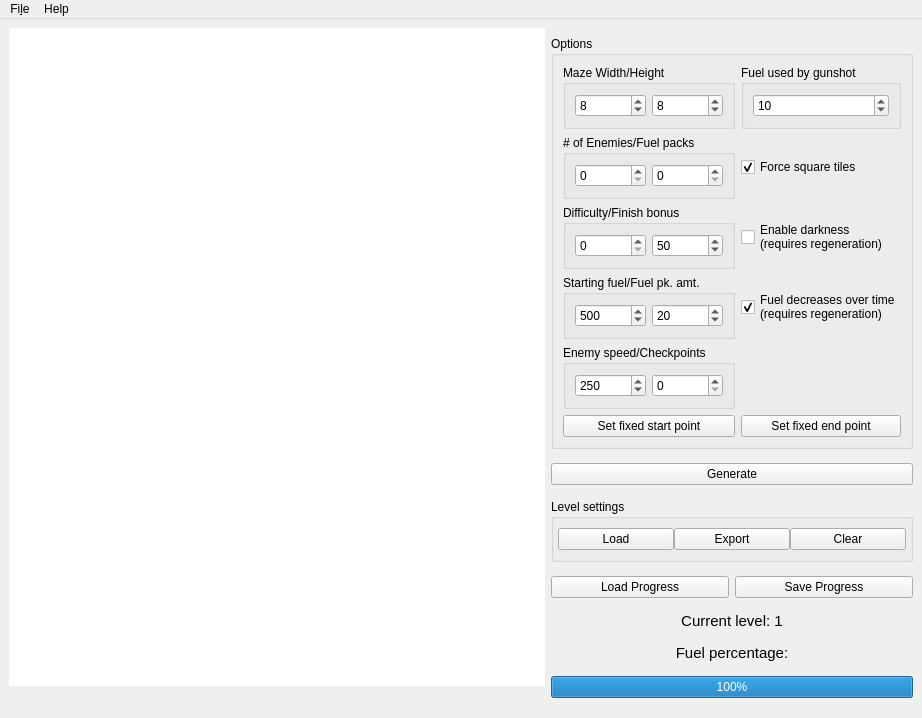
Before: the Qt Designer form mazegame.ui in GLolol/trulyamazed, drawn with Qt 5.
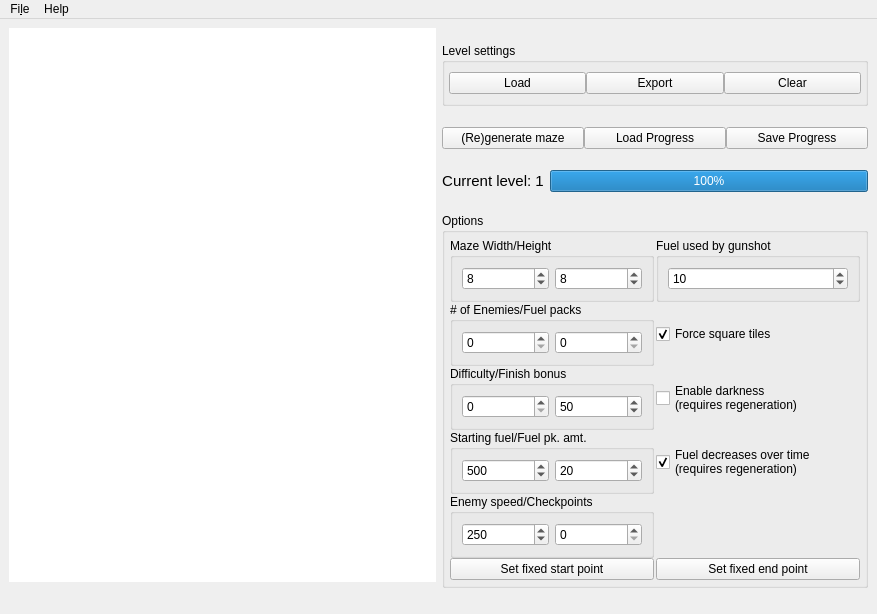
After: the same form once the commit is applied.

Commit message:
mazegame: move options to the bottom of the right pane
This allows more important control and status elements to be shown first.

What changed in the file:
```diff
--- a/mazegame.ui
+++ b/mazegame.ui
@@ -6,8 +6,8 @@
    <rect>
     <x>0</x>
     <y>0</y>
-    <width>922</width>
-    <height>718</height>
+    <width>877</width>
+    <height>614</height>
    </rect>
   </property>
   <property name="windowTitle">
@@ -76,6 +76,154 @@
     </item>
     <item>
      <layout class="QVBoxLayout" name="side_vbox">
+      <item>
+       <widget class="QGroupBox" name="level_settings_groupbox">
+        <property name="sizePolicy">
+         <sizepolicy hsizetype="Preferred" vsizetype="Maximum">
+          <horstretch>0</horstretch>
+          <verstretch>0</verstretch>
+         </sizepolicy>
+        </property>
+        <property name="title">
+         <string>Level settings</string>
+        </property>
+        <layout class="QHBoxLayout" name="horizontalLayout_4">
+         <property name="spacing">
+          <number>0</number>
+         </property>
+         <property name="leftMargin">
+          <number>4</number>
+         </property>
+         <property name="rightMargin">
+          <number>4</number>
+         </property>
+         <item>
+          <widget class="QPushButton" name="load_levels_button">
+           <property name="sizePolicy">
+            <sizepolicy hsizetype="Preferred" vsizetype="Maximum">
+             <horstretch>0</horstretch>
+             <verstretch>0</verstretch>
+            </sizepolicy>
+           </property>
+           <property name="text">
+            <string>Load</string>
+           </property>
+          </widget>
+         </item>
+         <item>
+          <widget class="QPushButton" name="export_levels_button">
+           <property name="sizePolicy">
+            <sizepolicy hsizetype="Preferred" vsizetype="Maximum">
+             <horstretch>0</horstretch>
+             <verstretch>0</verstretch>
+            </sizepolicy>
+           </property>
+           <property name="text">
+            <string>Export</string>
+           </property>
+          </widget>
+         </item>
+         <item>
+          <widget class="QPushButton" name="clear_levels_button">
+           <property name="sizePolicy">
+            <sizepolicy hsizetype="Preferred" vsizetype="Maximum">
+             <horstretch>0</horstretch>
+             <verstretch>0</verstretch>
+            </sizepolicy>
+           </property>
+           <property name="text">
+            <string>Clear</string>
+           </property>
+          </widget>
+         </item>
+        </layout>
+       </widget>
+      </item>
+      <item>
+       <layout class="QHBoxLayout" name="progress_regen_hbox">
+        <property name="spacing">
+         <number>0</number>
+        </property>
+        <item>
+         <widget class="QPushButton" name="generate_button">
+          <property name="sizePolicy">
+           <sizepolicy hsizetype="Preferred" vsizetype="Maximum">
+            <horstretch>0</horstretch>
+            <verstretch>0</verstretch>
+           </sizepolicy>
+          </property>
+          <property name="toolTip">
+           <string>Note: this will automatically clear level settings if any are defined.
+To reload a level, use the &quot;Load&quot; button in Level settings below.</string>
+          </property>
+          <property name="text">
+           <string>(Re)generate maze</string>
+          </property>
+         </widget>
+        </item>
+        <item>
+         <widget class="QPushButton" name="load_progress_button">
+          <property name="text">
+           <string>Load Progress</string>
+          </property>
+         </widget>
+        </item>
+        <item>
+         <widget class="QPushButton" name="save_progress_button">
+          <property name="text">
+           <string>Save Progress</string>
+          </property>
+         </widget>
+        </item>
+       </layout>
+      </item>
+      <item>
+       <layout class="QHBoxLayout" name="status_hbox">
+        <item>
+         <widget class="QLabel" name="current_level_text">
+          <property name="sizePolicy">
+           <sizepolicy hsizetype="Minimum" vsizetype="Maximum">
+            <horstretch>0</horstretch>
+            <verstretch>0</verstretch>
+           </sizepolicy>
+          </property>
+          <property name="font">
+           <font>
+            <pointsize>11</pointsize>
+           </font>
+          </property>
+          <property name="text">
+           <string>Current level: 1</string>
+          </property>
+          <property name="alignment">
+           <set>Qt::AlignCenter</set>
+          </property>
+         </widget>
+        </item>
+        <item>
+         <widget class="QProgressBar" name="fuel_remaining">
+          <property name="sizePolicy">
+           <sizepolicy hsizetype="MinimumExpanding" vsizetype="Maximum">
+            <horstretch>0</horstretch>
+            <verstretch>0</verstretch>
+           </sizepolicy>
+          </property>
+          <property name="toolTip">
+           <string>Fuel remaining</string>
+          </property>
+          <property name="maximum">
+           <number>500</number>
+          </property>
+          <property name="value">
+           <number>500</number>
+          </property>
+          <property name="alignment">
+           <set>Qt::AlignCenter</set>
+          </property>
+         </widget>
+        </item>
+       </layout>
+      </item>
       <item>
        <widget class="QGroupBox" name="options_groupbox">
         <property name="sizePolicy">
@@ -88,6 +236,24 @@
          <string>Options</string>
         </property>
         <layout class="QGridLayout" name="gridLayout">
+         <property name="leftMargin">
+          <number>5</number>
+         </property>
+         <property name="topMargin">
+          <number>5</number>
+         </property>
+         <property name="rightMargin">
+          <number>5</number>
+         </property>
+         <property name="bottomMargin">
+          <number>5</number>
+         </property>
+         <property name="horizontalSpacing">
+          <number>2</number>
+         </property>
+         <property name="verticalSpacing">
+          <number>0</number>
+         </property>
          <item row="0" column="1">
           <widget class="QGroupBox" name="gunshot_fuel_groupbox">
            <property name="title">
@@ -314,168 +480,6 @@
         </layout>
        </widget>
       </item>
-      <item>
-       <widget class="QPushButton" name="generate_button">
-        <property name="sizePolicy">
-         <sizepolicy hsizetype="Preferred" vsizetype="Maximum">
-          <horstretch>0</horstretch>
-          <verstretch>0</verstretch>
-         </sizepolicy>
-        </property>
-        <property name="toolTip">
-         <string>Note: this will automatically clear level settings if any are defined.
-To reload a level, use the &quot;Load&quot; button in Level settings below.</string>
-        </property>
-        <property name="text">
-         <string>Generate</string>
-        </property>
-       </widget>
-      </item>
-      <item>
-       <widget class="QGroupBox" name="groupBox">
-        <property name="sizePolicy">
-         <sizepolicy hsizetype="Preferred" vsizetype="Maximum">
-          <horstretch>0</horstretch>
-          <verstretch>0</verstretch>
-         </sizepolicy>
-        </property>
-        <property name="title">
-         <string>Level settings</string>
-        </property>
-        <layout class="QHBoxLayout" name="horizontalLayout_4">
-         <property name="spacing">
-          <number>0</number>
-         </property>
-         <property name="leftMargin">
-          <number>4</number>
-         </property>
-         <property name="rightMargin">
-          <number>4</number>
-         </property>
-         <item>
-          <widget class="QPushButton" name="load_levels_button">
-           <property name="sizePolicy">
-            <sizepolicy hsizetype="Preferred" vsizetype="Maximum">
-             <horstretch>0</horstretch>
-             <verstretch>0</verstretch>
-            </sizepolicy>
-           </property>
-           <property name="text">
-            <string>Load</string>
-           </property>
-          </widget>
-         </item>
-         <item>
-          <widget class="QPushButton" name="export_levels_button">
-           <property name="sizePolicy">
-            <sizepolicy hsizetype="Preferred" vsizetype="Maximum">
-             <horstretch>0</horstretch>
-             <verstretch>0</verstretch>
-            </sizepolicy>
-           </property>
-           <property name="text">
-            <string>Export</string>
-           </property>
-          </widget>
-         </item>
-         <item>
-          <widget class="QPushButton" name="clear_levels_button">
-           <property name="sizePolicy">
-            <sizepolicy hsizetype="Preferred" vsizetype="Maximum">
-             <horstretch>0</horstretch>
-             <verstretch>0</verstretch>
-            </sizepolicy>
-           </property>
-           <property name="text">
-            <string>Clear</string>
-           </property>
-          </widget>
-         </item>
-        </layout>
-       </widget>
-      </item>
-      <item>
-       <layout class="QHBoxLayout" name="horizontalLayout_10">
-        <item>
-         <widget class="QPushButton" name="load_progress_button">
-          <property name="text">
-           <string>Load Progress</string>
-          </property>
-         </widget>
-        </item>
-        <item>
-         <widget class="QPushButton" name="save_progress_button">
-          <property name="text">
-           <string>Save Progress</string>
-          </property>
-         </widget>
-        </item>
-       </layout>
-      </item>
-      <item>
-       <widget class="QLabel" name="current_level_text">
-        <property name="sizePolicy">
-         <sizepolicy hsizetype="Preferred" vsizetype="Maximum">
-          <horstretch>0</horstretch>
-          <verstretch>0</verstretch>
-         </sizepolicy>
-        </property>
-        <property name="font">
-         <font>
-          <pointsize>11</pointsize>
-         </font>
-        </property>
-        <property name="text">
-         <string>Current level: 1</string>
-        </property>
-        <property name="alignment">
-         <set>Qt::AlignCenter</set>
-        </property>
-       </widget>
-      </item>
-      <item>
-       <widget class="QLabel" name="fuel_remaining_text">
-        <property name="sizePolicy">
-         <sizepolicy hsizetype="Preferred" vsizetype="Maximum">
-          <horstretch>0</horstretch>
-          <verstretch>0</verstretch>
-         </sizepolicy>
-        </property>
-        <property name="font">
-         <font>
-          <pointsize>11</pointsize>
-         </font>
-        </property>
-        <property name="text">
-         <string>Fuel percentage:</string>
-        </property>
-        <property name="alignment">
-         <set>Qt::AlignCenter</set>
-        </property>
-       </widget>
-      </item>
-      <item>
-       <widget class="QProgressBar" name="fuel_remaining">
-        <property name="sizePolicy">
-         <sizepolicy hsizetype="Preferred" vsizetype="Maximum">
-          <horstretch>0</horstretch>
-          <verstretch>0</verstretch>
-         </sizepolicy>
-        </property>
-        <property name="toolTip">
-         <string>Fuel remaining</string>
-        </property>
-        <property name="maximum">
-         <number>500</number>
-        </property>
-        <property name="value">
-         <number>500</number>
-        </property>
-        <property name="alignment">
-         <set>Qt::AlignCenter</set>
-        </property>
-       </widget>
-      </item>
      </layout>
     </item>
    </layout>
@@ -485,7 +489,7 @@
     <rect>
      <x>0</x>
      <y>0</y>
-     <width>922</width>
+     <width>877</width>
      <height>30</height>
     </rect>
    </property>
```
Left out of the diff: 1 changed line with no effect on the pictures.
